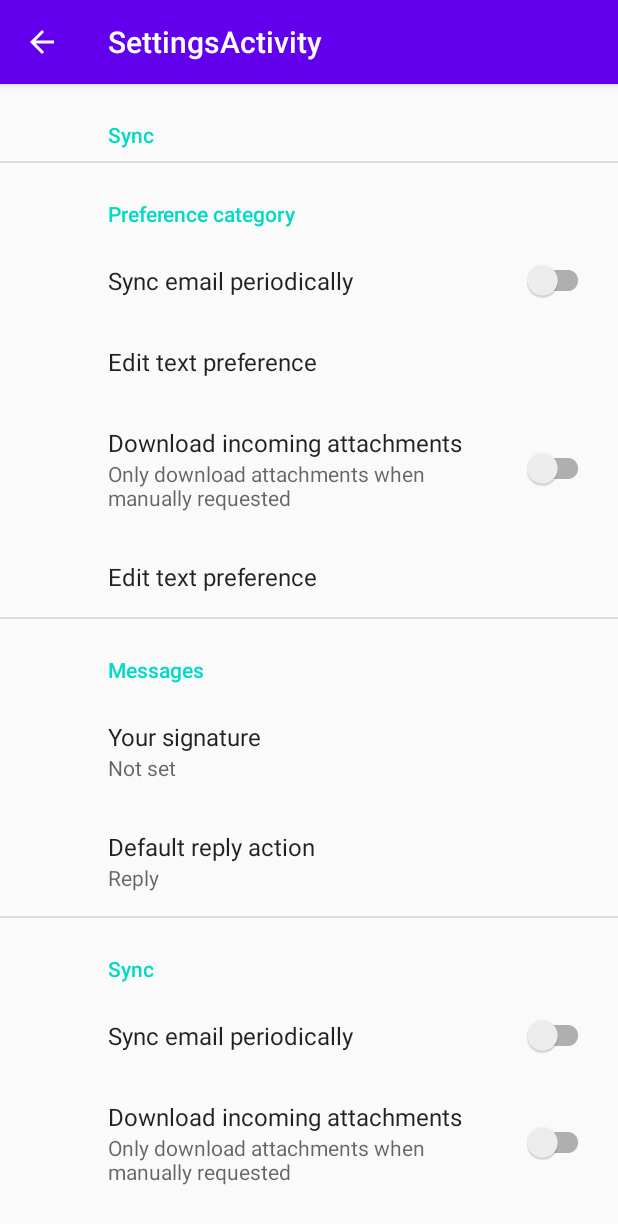
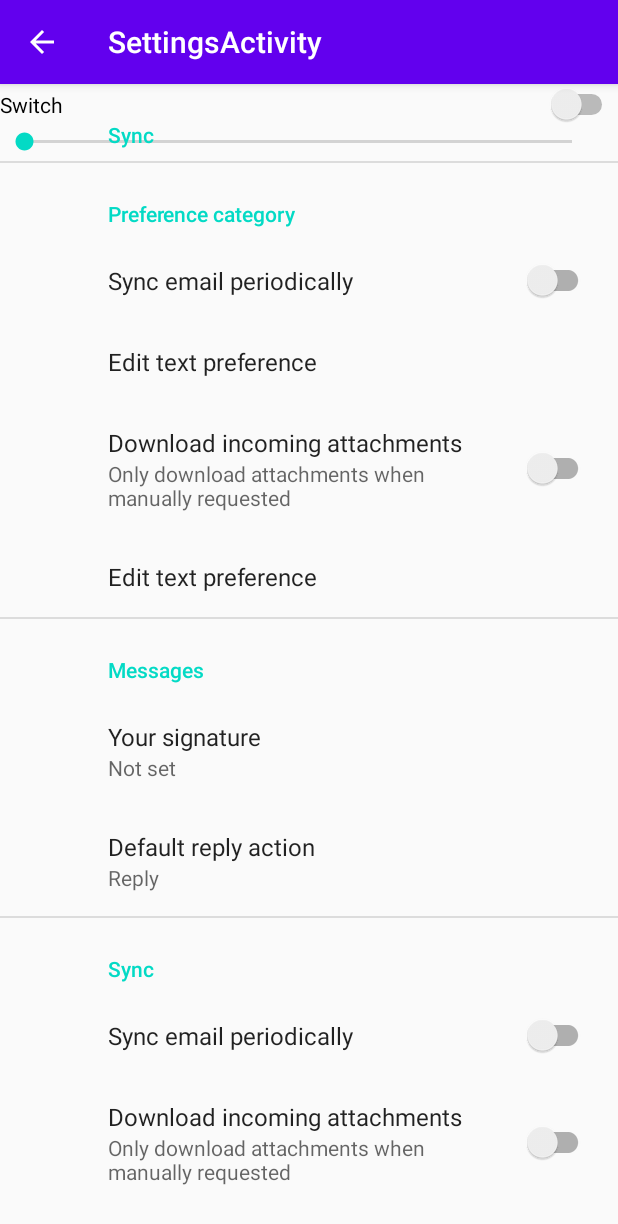
Before and after one commit to ensermuff/RamAlert-App, an Android app: the screen it shows after launch (SettingsActivity), in the options menu, after a tap on "Settings", on a phone screen of 412 x 824 dp. Shown: the top 1224 px of the screen. Run offline under Robolectric (Android 15) with nearby library versions, the phone set to English and light mode, and no system bars; our stand-ins replace androidx.preference.

```diff
--- a/app/src/main/java/com/vcu/teamnapp/MainActivity.java
+++ b/app/src/main/java/com/vcu/teamnapp/MainActivity.java
@@ -13,10 +13,11 @@ import android.view.View;
 
 import android.view.Menu;
 import android.view.MenuItem;
+import android.widget.Button;
 
 //Main Activity class
 public class MainActivity extends AppCompatActivity {
-
+    Button buttonNotification;
     @Override
     protected void onCreate(Bundle savedInstanceState) {
         super.onCreate(savedInstanceState);
@@ -32,6 +33,7 @@ public class MainActivity extends AppCompatActivity {
                         .setAction("Action", null).show();
             }
         });
+
     }
 
     @Override
@@ -59,4 +61,5 @@ public class MainActivity extends AppCompatActivity {
             //Comment for 9/21 class
         }
     }
+
 }
--- a/app/src/main/res/layout/settings_activity.xml
+++ b/app/src/main/res/layout/settings_activity.xml
@@ -5,7 +5,19 @@
     <FrameLayout
         android:id="@+id/settings"
         android:layout_width="match_parent"
-        android:layout_height="match_parent" />
+        android:layout_height="match_parent" >
+
+        <SeekBar
+            android:id="@+id/seekBar"
+            android:layout_width="397dp"
+            android:layout_height="77dp" />
+
+        <Switch
+            android:id="@+id/switch1"
+            android:layout_width="match_parent"
+            android:layout_height="wrap_content"
+            android:text="Switch" />
+    </FrameLayout>
 
 
 </LinearLayout>
```
